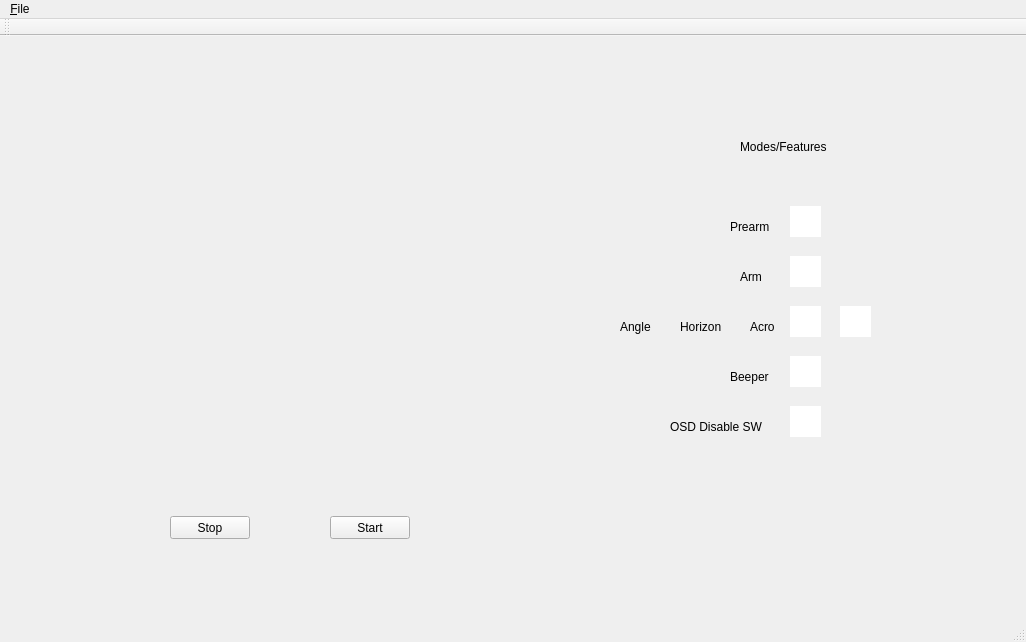
First picture: the form in main_window.ui, repository junchen88/Drone-Interface, before the edit.
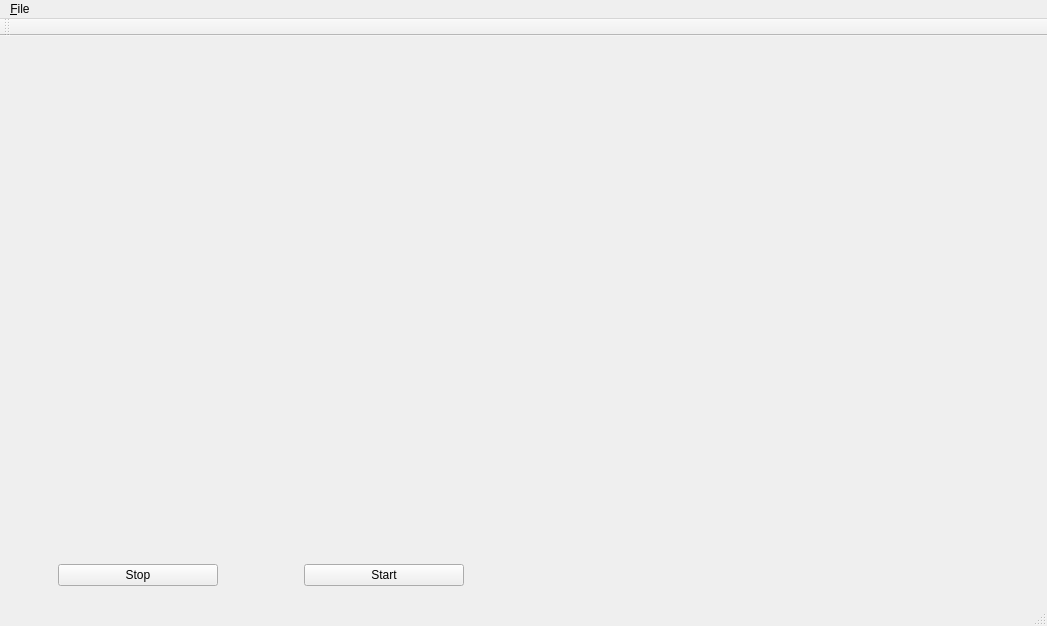
Second picture: the form after the edit.

Commit message: made page scalable and separated out reused widget as class

```diff
--- a/main_window.ui
+++ b/main_window.ui
@@ -6,8 +6,8 @@
    <rect>
     <x>0</x>
     <y>0</y>
-    <width>1026</width>
-    <height>642</height>
+    <width>1047</width>
+    <height>626</height>
    </rect>
   </property>
   <property name="windowTitle">
@@ -20,298 +20,132 @@
    <property name="autoFillBackground">
     <bool>false</bool>
    </property>
-   <widget class="QStackedWidget" name="stackedWidget">
-    <property name="geometry">
-     <rect>
-      <x>0</x>
-      <y>0</y>
-      <width>1031</width>
-      <height>581</height>
-     </rect>
-    </property>
-    <property name="currentIndex">
-     <number>0</number>
-    </property>
-    <widget class="QWidget" name="page">
-     <property name="autoFillBackground">
-      <bool>false</bool>
-     </property>
-     <widget class="QLabel" name="displayFrame">
-      <property name="geometry">
-       <rect>
-        <x>70</x>
-        <y>10</y>
-        <width>451</width>
-        <height>451</height>
-       </rect>
+   <layout class="QGridLayout" name="centralWidgetGrid">
+    <item row="0" column="0">
+     <widget class="QStackedWidget" name="stackedWidget">
+      <property name="currentIndex">
+       <number>0</number>
       </property>
-      <property name="styleSheet">
-       <string notr="true"/>
-      </property>
-      <property name="text">
-       <string/>
-      </property>
-     </widget>
-     <widget class="QPushButton" name="Stop">
-      <property name="geometry">
-       <rect>
-        <x>170</x>
-        <y>480</y>
-        <width>80</width>
-        <height>23</height>
-       </rect>
-      </property>
-      <property name="text">
-       <string>Stop</string>
-      </property>
-     </widget>
-     <widget class="QPushButton" name="Start">
-      <property name="geometry">
-       <rect>
-        <x>330</x>
-        <y>480</y>
-        <width>80</width>
-        <height>23</height>
-       </rect>
-      </property>
-      <property name="text">
-       <string>Start</string>
-      </property>
-     </widget>
-     <widget class="QGroupBox" name="groupBox">
-      <property name="geometry">
-       <rect>
-        <x>530</x>
-        <y>0</y>
-        <width>451</width>
-        <height>501</height>
-       </rect>
-      </property>
-      <property name="autoFillBackground">
-       <bool>false</bool>
-      </property>
-      <property name="styleSheet">
-       <string notr="true">border:0</string>
-      </property>
-      <property name="title">
-       <string/>
-      </property>
-      <widget class="QLineEdit" name="currentMode">
-       <property name="geometry">
-        <rect>
-         <x>310</x>
-         <y>270</y>
-         <width>31</width>
-         <height>31</height>
-        </rect>
+      <widget class="QWidget" name="page">
+       <property name="autoFillBackground">
+        <bool>false</bool>
        </property>
-       <property name="text">
-        <string/>
-       </property>
-       <property name="maxLength">
-        <number>1</number>
-       </property>
+       <layout class="QHBoxLayout" name="page1HorizontalLay" stretch="1,0,1">
+        <item>
+         <layout class="QVBoxLayout" name="page1CamVerticalLay" stretch="1,0,0">
+          <item>
+           <widget class="QLabel" name="displayFrame">
+            <property name="styleSheet">
+             <string notr="true"/>
+            </property>
+            <property name="text">
+             <string/>
+            </property>
+           </widget>
+          </item>
+          <item>
+           <spacer name="verticalSpacer">
+            <property name="orientation">
+             <enum>Qt::Vertical</enum>
+            </property>
+            <property name="sizeHint" stdset="0">
+             <size>
+              <width>20</width>
+              <height>40</height>
+             </size>
+            </property>
+           </spacer>
+          </item>
+          <item>
+           <layout class="QHBoxLayout" name="page1ButHorizontalLay" stretch="0,2,1,2,0">
+            <item>
+             <spacer name="horizontalSpacer_2">
+              <property name="orientation">
+               <enum>Qt::Horizontal</enum>
+              </property>
+              <property name="sizeHint" stdset="0">
+               <size>
+                <width>40</width>
+                <height>20</height>
+               </size>
+              </property>
+             </spacer>
+            </item>
+            <item>
+             <widget class="QPushButton" name="Stop">
+              <property name="text">
+               <string>Stop</string>
+              </property>
+             </widget>
+            </item>
+            <item>
+             <spacer name="horizontalSpacer">
+              <property name="orientation">
+               <enum>Qt::Horizontal</enum>
+              </property>
+              <property name="sizeHint" stdset="0">
+               <size>
+                <width>40</width>
+                <height>20</height>
+               </size>
+              </property>
+             </spacer>
+            </item>
+            <item>
+             <widget class="QPushButton" name="Start">
+              <property name="text">
+               <string>Start</string>
+              </property>
+             </widget>
+            </item>
+            <item>
+             <spacer name="horizontalSpacer_3">
+              <property name="orientation">
+               <enum>Qt::Horizontal</enum>
+              </property>
+              <property name="sizeHint" stdset="0">
+               <size>
+                <width>40</width>
+                <height>20</height>
+               </size>
+              </property>
+             </spacer>
+            </item>
+           </layout>
+          </item>
+         </layout>
+        </item>
+        <item>
+         <spacer name="horizontalSpacer_4">
+          <property name="orientation">
+           <enum>Qt::Horizontal</enum>
+          </property>
+          <property name="sizeHint" stdset="0">
+           <size>
+            <width>40</width>
+            <height>20</height>
+           </size>
+          </property>
+         </spacer>
+        </item>
+        <item>
+         <layout class="QVBoxLayout" name="homeSettingVerticalLay"/>
+        </item>
+       </layout>
       </widget>
-      <widget class="QLabel" name="prearmLabel">
-       <property name="geometry">
-        <rect>
-         <x>200</x>
-         <y>180</y>
-         <width>51</width>
-         <height>21</height>
-        </rect>
-       </property>
-       <property name="text">
-        <string>Prearm</string>
-       </property>
-      </widget>
-      <widget class="QLabel" name="modesLabel">
-       <property name="geometry">
-        <rect>
-         <x>210</x>
-         <y>100</y>
-         <width>121</width>
-         <height>21</height>
-        </rect>
-       </property>
-       <property name="text">
-        <string>Modes/Features</string>
-       </property>
-      </widget>
-      <widget class="QLabel" name="beeperLabel">
-       <property name="geometry">
-        <rect>
-         <x>200</x>
-         <y>330</y>
-         <width>51</width>
-         <height>21</height>
-        </rect>
-       </property>
-       <property name="text">
-        <string>Beeper</string>
-       </property>
-      </widget>
-      <widget class="QLineEdit" name="flightmodeKey">
-       <property name="geometry">
-        <rect>
-         <x>260</x>
-         <y>270</y>
-         <width>31</width>
-         <height>31</height>
-        </rect>
-       </property>
-       <property name="text">
-        <string/>
-       </property>
-       <property name="maxLength">
-        <number>1</number>
-       </property>
-      </widget>
-      <widget class="QLineEdit" name="armKey">
-       <property name="geometry">
-        <rect>
-         <x>260</x>
-         <y>220</y>
-         <width>31</width>
-         <height>31</height>
-        </rect>
-       </property>
-       <property name="text">
-        <string/>
-       </property>
-       <property name="maxLength">
-        <number>1</number>
-       </property>
-      </widget>
-      <widget class="QLineEdit" name="beeperKey">
-       <property name="geometry">
-        <rect>
-         <x>260</x>
-         <y>320</y>
-         <width>31</width>
-         <height>31</height>
-        </rect>
-       </property>
-       <property name="text">
-        <string/>
-       </property>
-       <property name="maxLength">
-        <number>1</number>
-       </property>
-      </widget>
-      <widget class="QLabel" name="horizonLabel">
-       <property name="geometry">
-        <rect>
-         <x>150</x>
-         <y>280</y>
-         <width>61</width>
-         <height>21</height>
-        </rect>
-       </property>
-       <property name="text">
-        <string>Horizon</string>
-       </property>
-      </widget>
-      <widget class="QLabel" name="acroLabel">
-       <property name="geometry">
-        <rect>
-         <x>220</x>
-         <y>280</y>
-         <width>31</width>
-         <height>21</height>
-        </rect>
-       </property>
-       <property name="text">
-        <string>Acro</string>
-       </property>
-      </widget>
-      <widget class="QLineEdit" name="OSDKey">
-       <property name="geometry">
-        <rect>
-         <x>260</x>
-         <y>370</y>
-         <width>31</width>
-         <height>31</height>
-        </rect>
-       </property>
-       <property name="text">
-        <string/>
-       </property>
-       <property name="maxLength">
-        <number>1</number>
-       </property>
-      </widget>
-      <widget class="QLabel" name="OSDDisableLabel">
-       <property name="geometry">
-        <rect>
-         <x>140</x>
-         <y>380</y>
-         <width>111</width>
-         <height>21</height>
-        </rect>
-       </property>
-       <property name="frameShape">
-        <enum>QFrame::NoFrame</enum>
-       </property>
-       <property name="text">
-        <string>OSD Disable SW</string>
-       </property>
-      </widget>
-      <widget class="QLabel" name="armLabel">
-       <property name="geometry">
-        <rect>
-         <x>210</x>
-         <y>230</y>
-         <width>31</width>
-         <height>21</height>
-        </rect>
-       </property>
-       <property name="text">
-        <string>Arm</string>
-       </property>
-      </widget>
-      <widget class="QLabel" name="angleLabel">
-       <property name="geometry">
-        <rect>
-         <x>90</x>
-         <y>280</y>
-         <width>41</width>
-         <height>21</height>
-        </rect>
-       </property>
-       <property name="text">
-        <string>Angle</string>
-       </property>
-      </widget>
-      <widget class="QLineEdit" name="prearmKey">
-       <property name="geometry">
-        <rect>
-         <x>260</x>
-         <y>170</y>
-         <width>31</width>
-         <height>31</height>
-        </rect>
-       </property>
-       <property name="text">
-        <string/>
-       </property>
-       <property name="maxLength">
-        <number>1</number>
-       </property>
-      </widget>
+      <widget class="QWidget" name="page_2"/>
+      <widget class="QWidget" name="page_3"/>
+      <widget class="QWidget" name="page_4"/>
      </widget>
-    </widget>
-    <widget class="QWidget" name="page_2"/>
-    <widget class="QWidget" name="page_3"/>
-    <widget class="QWidget" name="page_4"/>
-   </widget>
+    </item>
+   </layout>
   </widget>
   <widget class="QMenuBar" name="menubar">
    <property name="geometry">
     <rect>
      <x>0</x>
      <y>0</y>
-     <width>1026</width>
+     <width>1047</width>
      <height>20</height>
     </rect>
    </property>
```
The commit also changes 17 other files.
